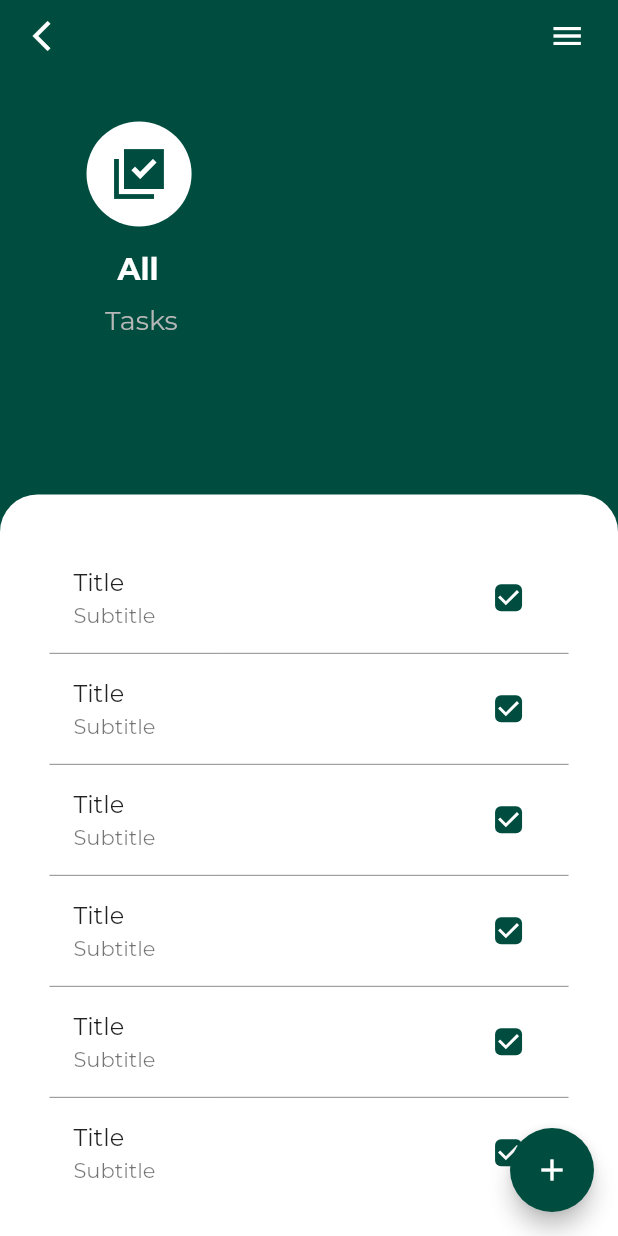
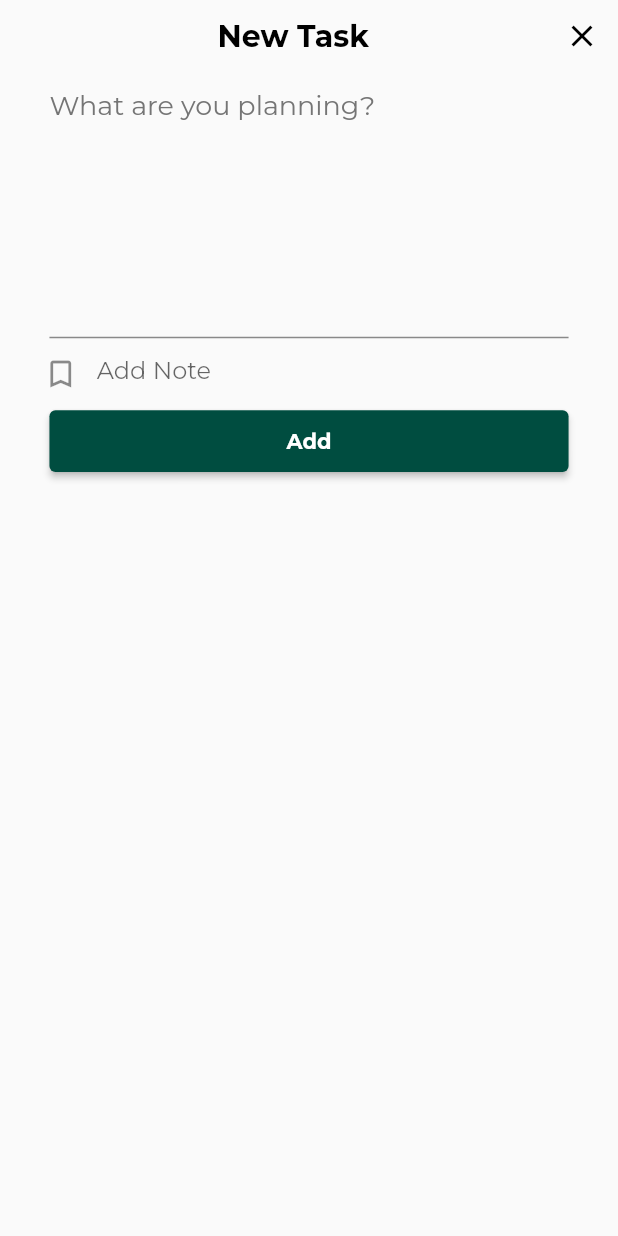
Before and after one commit to azinmapar/getx_todo_project, a Flutter app: the screen it shows after launch, after a tap on the "add" icon, on a phone screen of 412 x 824 dp. Run offline on Flutter 3.47's test engine with Material 2 defaults, Android fonts, the phone set to English and light mode, and no system bars; our stand-ins replace get, google_fonts, sizer.

Commit message:
Second page done

```diff
--- a/lib/constants/constants.dart
+++ b/lib/constants/constants.dart
@@ -10,6 +10,7 @@ final double k70Width = Get.width * 0.17;
 // * Height
 final double k20Height = Get.height * 0.02;
 final double k30Height = Get.height * 0.04;
+final double k40Height = Get.height * 0.05;
 final double k10Height = Get.height * 0.014;
 
 // * Radius
--- a/lib/main.dart
+++ b/lib/main.dart
@@ -1,4 +1,5 @@
 import 'package:flutter/material.dart';
+import 'package:flutter/services.dart';
 import 'package:sizer/sizer.dart';
 import 'package:get/get.dart';
 import 'package:getx_todo_project/bindings/my_bindings.dart';
@@ -16,13 +17,19 @@ class MyApp extends StatelessWidget {
   Widget build(BuildContext context) {
     return Sizer(builder: (context, orientation, deviceType) {
       return GetMaterialApp(
+        debugShowCheckedModeBanner: false,
         theme: ThemeData(textTheme: GoogleFonts.montserratTextTheme()),
         // * Transition between pages
-        defaultTransition: Transition.fadeIn,
+        defaultTransition: Transition.downToUp,
         getPages: MyRoutes.pages,
         initialBinding: MyBindings(),
         initialRoute: '/home_screen',
       );
     });
   }
+
+  static void changeColor(Color color, Brightness brightness) {
+    SystemChrome.setSystemUIOverlayStyle(SystemUiOverlayStyle(
+        statusBarIconBrightness: brightness, statusBarColor: color));
+  }
 }
--- /dev/null
+++ b/lib/pages/add_button_widget.dart
@@ -0,0 +1,30 @@
+import 'package:flutter/material.dart';
+import 'package:get/get.dart';
+import 'package:getx_todo_project/constants/my_colors.dart';
+
+import '../constants/constants.dart';
+
+class AddButtonWidget extends StatelessWidget {
+  const AddButtonWidget({
+    super.key,
+  });
+
+  @override
+  Widget build(BuildContext context) {
+    return Container(
+      width: Get.width,
+      height: k40Height,
+      margin: EdgeInsets.symmetric(horizontal: k30Height),
+      child: ElevatedButton(
+        onPressed: () {},
+        style: TextButton.styleFrom(
+          backgroundColor: kPrimaryColor,
+        ),
+        child: const Text(
+          'Add',
+          style: TextStyle(fontWeight: FontWeight.bold),
+        ),
+      ),
+    );
+  }
+}
--- /dev/null
+++ b/lib/pages/add_note_text_field.dart
@@ -0,0 +1,31 @@
+import 'package:flutter/material.dart';
+
+import '../constants/constants.dart';
+import '../constants/my_colors.dart';
+
+class AddNoteTextField extends StatelessWidget {
+  const AddNoteTextField({
+    super.key,
+  });
+
+  @override
+  Widget build(BuildContext context) {
+    return Container(
+      margin: EdgeInsets.symmetric(horizontal: k20Height),
+      child: TextField(
+        maxLength: 30,
+        cursorColor: kPrimaryColor,
+        cursorHeight: 20,
+        decoration: InputDecoration(
+          prefixIcon: const Icon(
+            Icons.bookmark_border,
+            color: Colors.black45,
+          ),
+          border: InputBorder.none,
+          counter: Container(),
+          hintText: 'Add Note',
+        ),
+      ),
+    );
+  }
+}
--- /dev/null
+++ b/lib/pages/add_task_screen.dart
@@ -0,0 +1,67 @@
+import 'package:flutter/material.dart';
+import 'package:flutter/services.dart';
+import 'package:get/get.dart';
+import 'package:getx_todo_project/main.dart';
+import 'package:getx_todo_project/pages/add_button_widget.dart';
+import 'package:getx_todo_project/pages/add_note_text_field.dart';
+import 'package:getx_todo_project/pages/todo_text_field.dart';
+import 'package:getx_todo_project/widgets/add_task_screen_title.dart';
+import '../constants/constants.dart';
+
+class AddTaskScreen extends StatelessWidget {
+  const AddTaskScreen({super.key});
+
+  @override
+  Widget build(BuildContext context) {
+    MyApp.changeColor(const Color(0xfffafafa), Brightness.dark);
+    return Scaffold(
+      body: SafeArea(
+        child: Column(
+          crossAxisAlignment: CrossAxisAlignment.start,
+          children: [
+            Row(
+              children: [
+                SizedBox(
+                  width: Get.width * 0.352,
+                ),
+                Expanded(
+                  child: Row(
+                    children: [
+                      Text(
+                        'New Task',
+                        style: TextStyle(
+                          color: Colors.black,
+                          fontSize: k20Font,
+                          fontWeight: FontWeight.bold,
+                        ),
+                      ),
+                      const Spacer(),
+                      Hero(
+                        tag: 'hero',
+                        child: Material(
+                          child: IconButton(
+                            onPressed: () {
+                              Get.back();
+                            },
+                            icon: const Icon(
+                              Icons.close,
+                              color: Colors.black,
+                            ),
+                          ),
+                        ),
+                      ),
+                    ],
+                  ),
+                ),
+              ],
+            ),
+            const AddTaskScreenTitle(),
+            const TodoTextField(),
+            const AddNoteTextField(),
+            const AddButtonWidget(),
+          ],
+        ),
+      ),
+    );
+  }
+}
--- a/lib/pages/home_screen.dart
+++ b/lib/pages/home_screen.dart
@@ -1,8 +1,8 @@
 import 'package:flutter/material.dart';
 import 'package:get/get.dart';
-import 'package:get/get_core/src/get_main.dart';
 import 'package:getx_todo_project/constants/constants.dart';
 import 'package:getx_todo_project/constants/my_colors.dart';
+import 'package:getx_todo_project/main.dart';
 import 'package:getx_todo_project/widgets/my_floating_action_button_widget.dart';
 import 'package:getx_todo_project/widgets/top_section_screen_widget.dart';
 
@@ -11,6 +11,7 @@ class HomeScreen extends StatelessWidget {
 
   @override
   Widget build(BuildContext context) {
+    MyApp.changeColor(kPrimaryColor, Brightness.light);
     return Scaffold(
       backgroundColor: Colors.white,
       // * Add Button
--- /dev/null
+++ b/lib/pages/todo_text_field.dart
@@ -0,0 +1,30 @@
+import 'package:flutter/material.dart';
+import 'package:getx_todo_project/constants/my_colors.dart';
+
+import '../constants/constants.dart';
+
+class TodoTextField extends StatelessWidget {
+  const TodoTextField({
+    super.key,
+  });
+
+  @override
+  Widget build(BuildContext context) {
+    return Container(
+      margin: EdgeInsets.symmetric(horizontal: k30Height),
+      child: const TextField(
+        maxLines: 6,
+        cursorColor: kPrimaryColor,
+        cursorHeight: 20,
+        decoration: InputDecoration(
+          enabledBorder: UnderlineInputBorder(
+            borderSide: BorderSide(color: Colors.black45),
+          ),
+          focusedBorder: UnderlineInputBorder(
+            borderSide: BorderSide(color: kPrimaryColor),
+          ),
+        ),
+      ),
+    );
+  }
+}
--- a/lib/routes/my_routes.dart
+++ b/lib/routes/my_routes.dart
@@ -1,8 +1,17 @@
 import 'package:get/get.dart';
 import 'package:getx_todo_project/pages/home_screen.dart';
 
+import '../pages/add_task_screen.dart';
+
 class MyRoutes {
   static List<GetPage> get pages => [
-        GetPage(name: '/home_screen', page: () => const HomeScreen()),
+        GetPage(
+          name: '/home_screen',
+          page: () => const HomeScreen(),
+        ),
+        GetPage(
+          name: '/add_task_screen',
+          page: () => const AddTaskScreen(),
+        ),
       ];
 }
--- /dev/null
+++ b/lib/widgets/add_task_screen_title.dart
@@ -0,0 +1,26 @@
+import 'package:flutter/material.dart';
+
+import '../constants/constants.dart';
+
+class AddTaskScreenTitle extends StatelessWidget {
+  const AddTaskScreenTitle({
+    super.key,
+  });
+
+  @override
+  Widget build(BuildContext context) {
+    return Container(
+      margin: EdgeInsets.only(
+        left: k30Height,
+        top: k10Height,
+      ),
+      child: Text(
+        'What are you planning?',
+        style: TextStyle(
+          color: Colors.grey[600],
+          fontSize: k18Font,
+        ),
+      ),
+    );
+  }
+}
--- a/lib/widgets/my_floating_action_button_widget.dart
+++ b/lib/widgets/my_floating_action_button_widget.dart
@@ -1,5 +1,9 @@
 import 'package:flutter/material.dart';
+import 'package:get/get.dart';
+import 'package:get/get_core/src/get_main.dart';
 import 'package:getx_todo_project/constants/my_colors.dart';
+
+import '../main.dart';
 
 class MyFloatingActionButtonWidget extends StatelessWidget {
   const MyFloatingActionButtonWidget({
@@ -9,8 +13,12 @@ class MyFloatingActionButtonWidget extends StatelessWidget {
   @override
   Widget build(BuildContext context) {
     return FloatingActionButton(
+      heroTag: 'hero',
       backgroundColor: kPrimaryColor,
-      onPressed: () {},
+      onPressed: () {
+        Get.toNamed('/add_task_screen')?.then(
+            (value) => MyApp.changeColor(kPrimaryColor, Brightness.light));
+      },
       child: const Icon(Icons.add),
     );
   }
```
